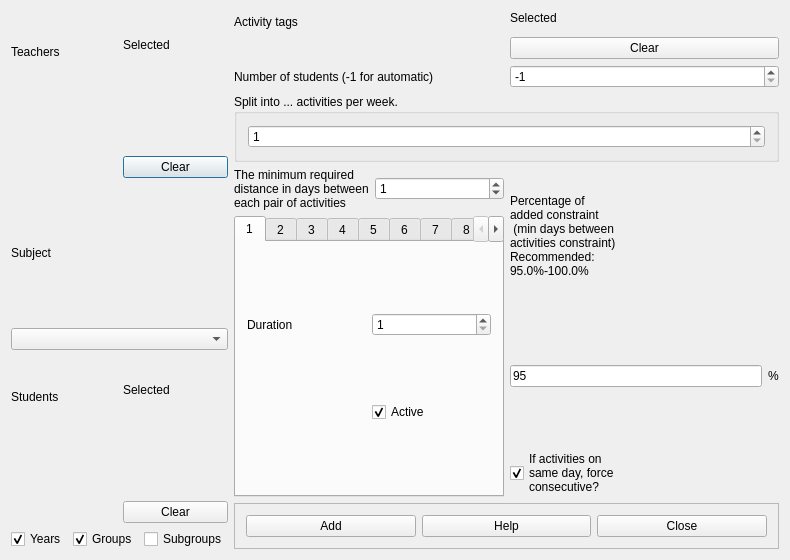
The window that fet/src/interface/addactivityform_template.ui (vonmecheln/fet) describes before a commit, drawn with Qt 5.
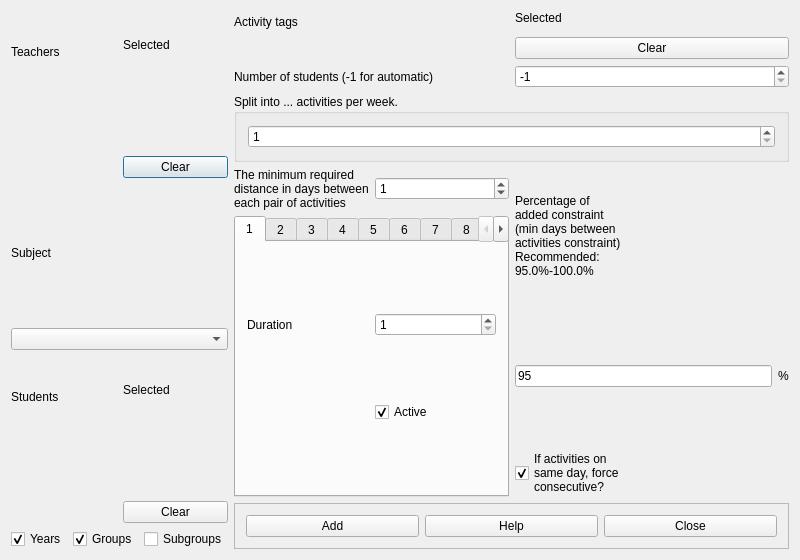
The same window after the commit. Custom widgets are drawn as their Qt base class.

Patch:
```diff
--- a/fet/src/interface/addactivityform_template.ui
+++ b/fet/src/interface/addactivityform_template.ui
@@ -6,7 +6,7 @@
    <rect>
     <x>0</x>
     <y>0</y>
-    <width>790</width>
+    <width>800</width>
     <height>560</height>
    </rect>
   </property>
@@ -1868,9 +1868,9 @@
             <bool>true</bool>
            </property>
            <property name="text">
-            <string>Percentage of 
+            <string>Percentage of
 added constraint
- (min days between 
+(min days between
 activities constraint)
 Recommended:
 95.0%-100.0%</string>
@@ -1907,7 +1907,7 @@
          <item>
           <widget class="QCheckBox" name="forceAdjacentCheckBox">
            <property name="text">
-            <string>If activities on 
+            <string>If activities on
 same day, force
 consecutive?</string>
            </property>
```
Left out of the diff: 4 changed lines with no effect on the pictures.
